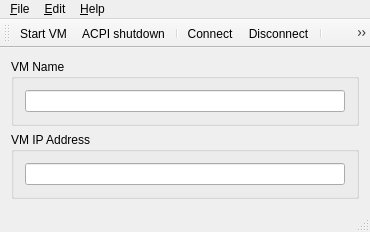
mithat/androidvmgr, file mainwindow.ui: the form before one commit.
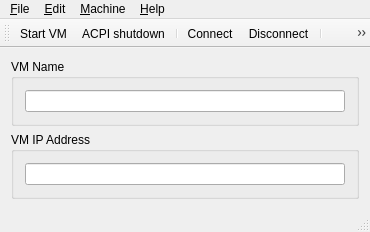
The form after the commit. Icons and pictures are not drawn.

Commit message: Moved VM-related stuff to "Machine" menu. Comment cleanup.

Diff of the .ui file:
```diff
--- a/mainwindow.ui
+++ b/mainwindow.ui
@@ -87,8 +87,20 @@
     </property>
     <addaction name="action_About"/>
    </widget>
+   <widget class="QMenu" name="menu_Machine">
+    <property name="title">
+     <string>&amp;Machine</string>
+    </property>
+    <addaction name="action_Run_emulator"/>
+    <addaction name="actionACPI_shutdown"/>
+    <addaction name="action_Connect"/>
+    <addaction name="actionDisconnect"/>
+    <addaction name="separator"/>
+    <addaction name="actionVM_info"/>
+   </widget>
    <addaction name="menu_File"/>
    <addaction name="menu_Edit"/>
+   <addaction name="menu_Machine"/>
    <addaction name="menu_Help"/>
   </widget>
   <widget class="QToolBar" name="mainToolBar">
```
Left out of the diff: 12 changed lines with no effect on the pictures. The commit also changes 2 other files.
